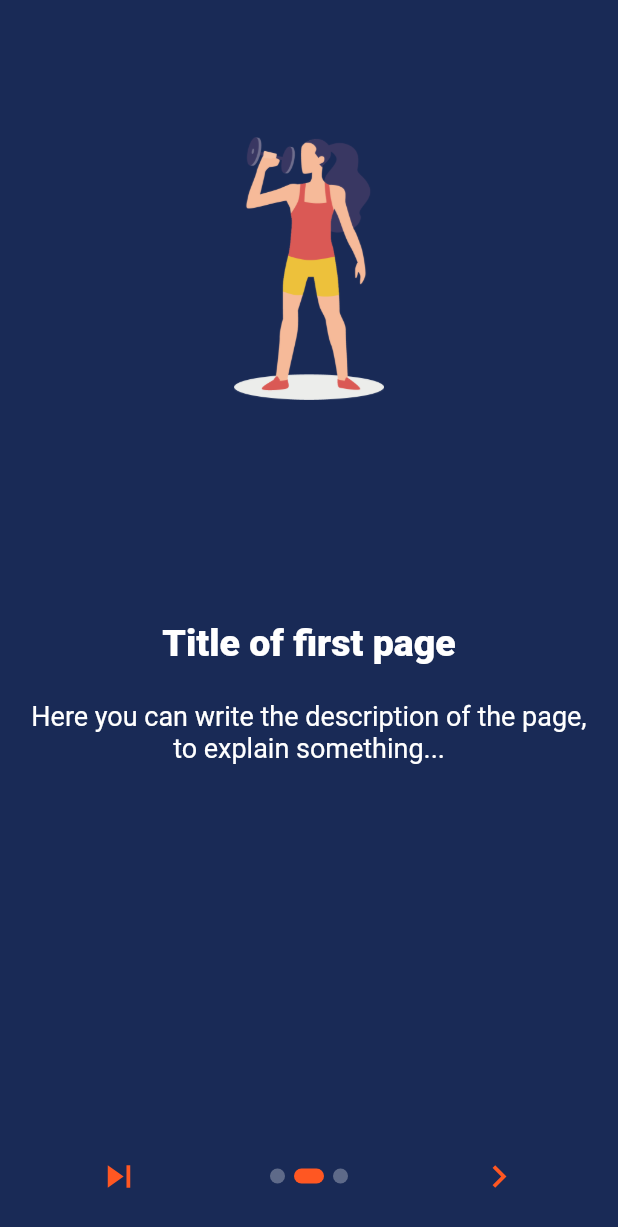
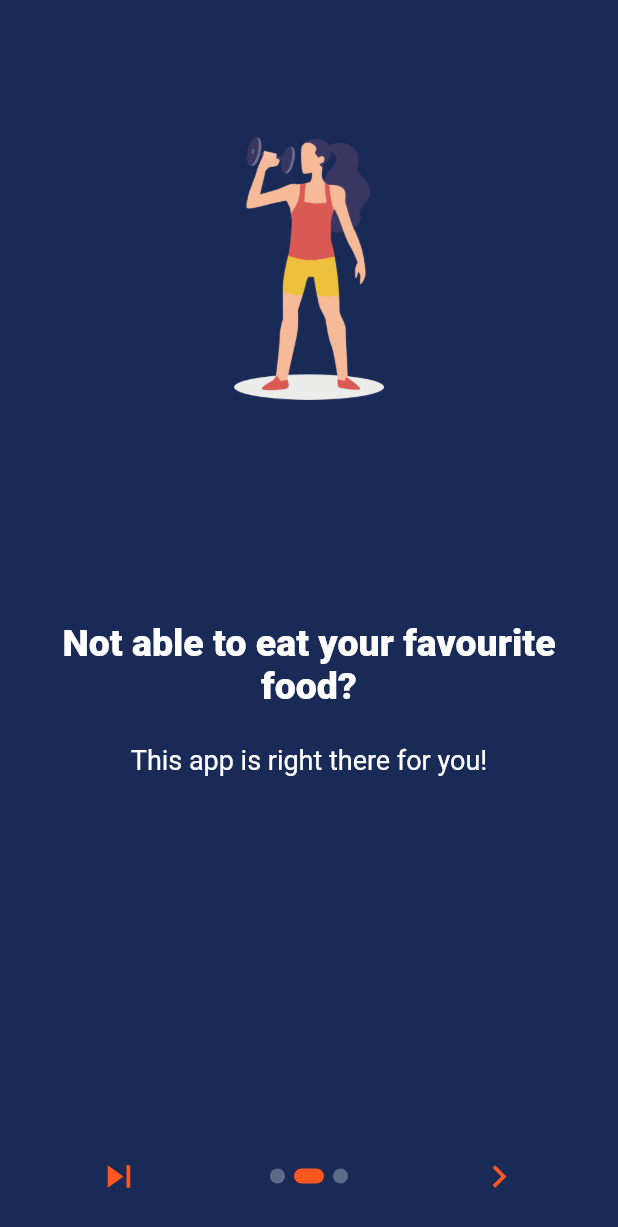
Before and after one commit to DEVSHAH-24/SoloFit, a Flutter app: the screen it shows after launch, swiped to page 2, on a phone screen of 412 x 824 dp. Shown: the top 1227 px of the screen. Run offline on Flutter 3.47's test engine with Material 2 defaults, Android fonts, the phone set to English and light mode, and no system bars; drawn by our look-alikes of introduction_screen; our stand-ins replace audioplayers, cached_network_image, sleek_circular_slider.

Commit message:
Update onBoarding.dart

```diff
--- a/lib/screens/onBoarding.dart
+++ b/lib/screens/onBoarding.dart
@@ -12,20 +12,20 @@ class _OnBoardingScreenState extends State<OnBoardingScreen> {
 // storing the pages in an array.
   var pages = [
     PageViewModel(
-      title: "Title of first page",
+      title: "OH NO! I AM GETTING FAT",
       body:
-          "Here you can write the description of the page, to explain something...",
+          "Suffering from fitness issues this quarantine?",
       image: Center(child: Image.asset("assets/screen_1.png", height: 175.0)),
       decoration: const PageDecoration(
-        titleTextStyle: TextStyle(color: Colors.white, fontSize: 25),
+        titleTextStyle: TextStyle(color: Colors.white, fontSize: 25,fontWeight: FontWeight.w900),
         bodyTextStyle: TextStyle(color: Colors.white, fontSize: 18),
         pageColor: Color(0xFF192A56),
       ),
     ),
     PageViewModel(
-      title: "Title of first page",
+      title: "Not able to eat your favourite food?",
       body:
-          "Here you can write the description of the page, to explain something...",
+          "This app is right there for you!",
       image: Center(child: Image.asset("assets/screen2.png", height: 175.0)),
       decoration: const PageDecoration(
         titleTextStyle: TextStyle(
@@ -35,9 +35,9 @@ class _OnBoardingScreenState extends State<OnBoardingScreen> {
       ),
     ),
     PageViewModel(
-      title: "Title of first page",
+      title: "Welcome to SoloFit",
       body:
-          "Here you can write the description of the page, to explain something...",
+          "This app contains a set of exercises to help you stay physically fit",
       image: Center(child: Image.asset("assets/screen3.png", height: 175.0)),
       decoration: const PageDecoration(
         bodyTextStyle: TextStyle(color: Colors.white, fontSize: 18),
```
